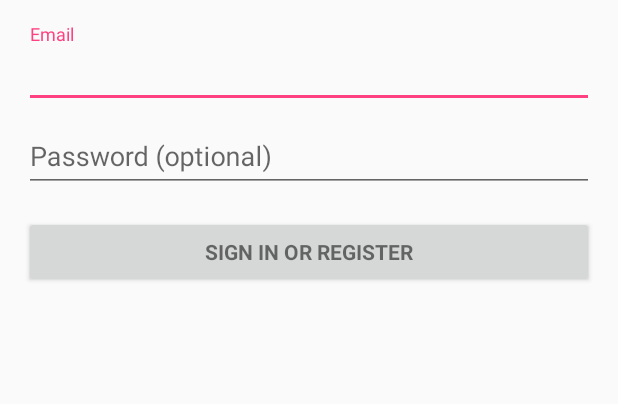
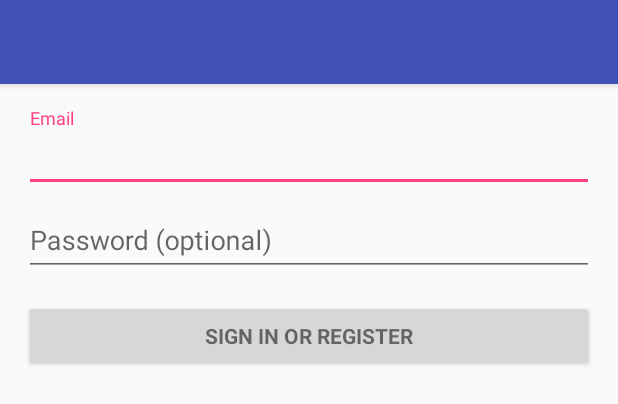
Before and after one commit to AliRezaei70/Mobasher_Client, an Android app: the layout activity_login.xml on its own in the app's theme, with its tools: preview values and no code run, on a phone screen of 412 x 824 dp. Shown: the top 404 px of the screen. Run offline under Robolectric (Android 15) with nearby library versions, the phone set to English and light mode, and no system bars.

Commit message:
optimize UI

```diff
--- a/app/src/main/java/ir/mobasher/app/client/activity/HelpActivity.java
+++ b/app/src/main/java/ir/mobasher/app/client/activity/HelpActivity.java
@@ -15,7 +15,7 @@ public class HelpActivity extends AppCompatActivity {
     protected void onCreate(Bundle savedInstanceState) {
         super.onCreate(savedInstanceState);
         setContentView(R.layout.activity_help);
-        Toolbar toolbar = (Toolbar) findViewById(R.id.toolbar);
+        Toolbar toolbar = (Toolbar) findViewById(R.id.help_toolbar);
         setSupportActionBar(toolbar);
 
         FloatingActionButton fab = (FloatingActionButton) findViewById(R.id.fab);
--- a/app/src/main/java/ir/mobasher/app/client/activity/HomeActivity.java
+++ b/app/src/main/java/ir/mobasher/app/client/activity/HomeActivity.java
@@ -4,6 +4,7 @@ import android.app.ProgressDialog;
 import android.content.SharedPreferences;
 import android.os.Bundle;
 import android.support.v7.app.AppCompatActivity;
+import android.support.v7.widget.Toolbar;
 import android.widget.ImageView;
 import android.widget.TextView;
 import android.widget.Toast;
@@ -28,6 +29,8 @@ public class HomeActivity extends AppCompatActivity {
     protected void onCreate(Bundle savedInstanceState) {
         super.onCreate(savedInstanceState);
         setContentView(R.layout.activity_home);
+        Toolbar toolbar = (Toolbar) findViewById(R.id.home_toolbar);
+        setSupportActionBar(toolbar);
 
         SharedPreferences settingsPref = getSharedPreferences(Config.SETTINGS_SHARED_PREF, MODE_PRIVATE);
         String username = settingsPref.getString(Config.USERNAME, Config.DEFAULT_STRING_NO_THING_FOUND);
--- a/app/src/main/res/layout/activity_help.xml
+++ b/app/src/main/res/layout/activity_help.xml
@@ -12,7 +12,7 @@
         android:theme="@style/AppTheme.AppBarOverlay">
 
         <android.support.v7.widget.Toolbar
-            android:id="@+id/toolbar"
+            android:id="@+id/help_toolbar"
             android:layout_width="match_parent"
             android:layout_height="?attr/actionBarSize"
             android:background="?attr/colorPrimary"
@@ -20,7 +20,7 @@
 
     </android.support.design.widget.AppBarLayout>
 
-    <include layout="@layout/content_help" />
+
 
     <android.support.design.widget.FloatingActionButton
         android:id="@+id/fab"
--- a/app/src/main/res/layout/activity_login.xml
+++ b/app/src/main/res/layout/activity_login.xml
@@ -1,15 +1,35 @@
 <?xml version="1.0" encoding="utf-8"?>
-<LinearLayout xmlns:android="http://schemas.android.com/apk/res/android"
+<android.support.design.widget.CoordinatorLayout xmlns:android="http://schemas.android.com/apk/res/android"
+    xmlns:app="http://schemas.android.com/apk/res-auto"
     xmlns:tools="http://schemas.android.com/tools"
     android:layout_width="match_parent"
     android:layout_height="match_parent"
-    android:gravity="center_horizontal"
+    tools:context=".activity.LoginActivity">
+
+    <android.support.design.widget.AppBarLayout
+        android:layout_width="match_parent"
+        android:layout_height="wrap_content"
+        android:theme="@style/AppTheme.AppBarOverlay">
+
+        <android.support.v7.widget.Toolbar
+            android:id="@+id/login_toolbar"
+            android:layout_width="match_parent"
+            android:layout_height="?attr/actionBarSize"
+            android:background="?attr/colorPrimary"
+            app:popupTheme="@style/AppTheme.PopupOverlay" />
+
+    </android.support.design.widget.AppBarLayout>
+
+    <LinearLayout
+        android:layout_marginTop="?attr/actionBarSize"
+        android:layout_width="match_parent"
+        android:layout_height="match_parent"
+        android:gravity="center"
         android:orientation="vertical"
         android:paddingBottom="@dimen/activity_vertical_margin"
         android:paddingLeft="@dimen/activity_horizontal_margin"
         android:paddingRight="@dimen/activity_horizontal_margin"
-    android:paddingTop="@dimen/activity_vertical_margin"
-    tools:context=".activity.LoginActivity">
+        android:paddingTop="@dimen/activity_vertical_margin">
 
         <!-- Login progress -->
         <ProgressBar
@@ -76,3 +96,4 @@
             </LinearLayout>
         </ScrollView>
     </LinearLayout>
+</android.support.design.widget.CoordinatorLayout>
```
Also changed, not shown: app/src/main/AndroidManifest.xml (+10 -7 lines), app/src/main/java/ir/mobasher/app/client/activity/LoginActivity.java (+6 -3 lines), app/src/main/res/layout/activity_home.xml (+34 -12 lines), app/src/main/res/layout/content_help.xml (deleted, +0 -11 lines). Lines whose indentation alone changed are shown as unchanged.
